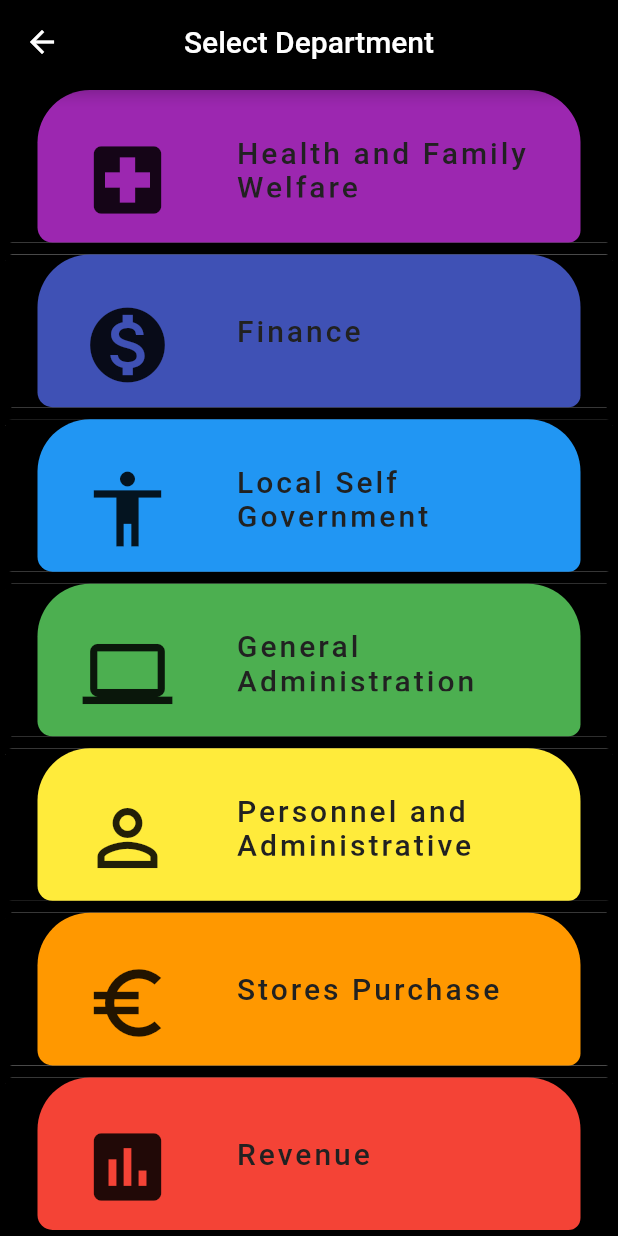
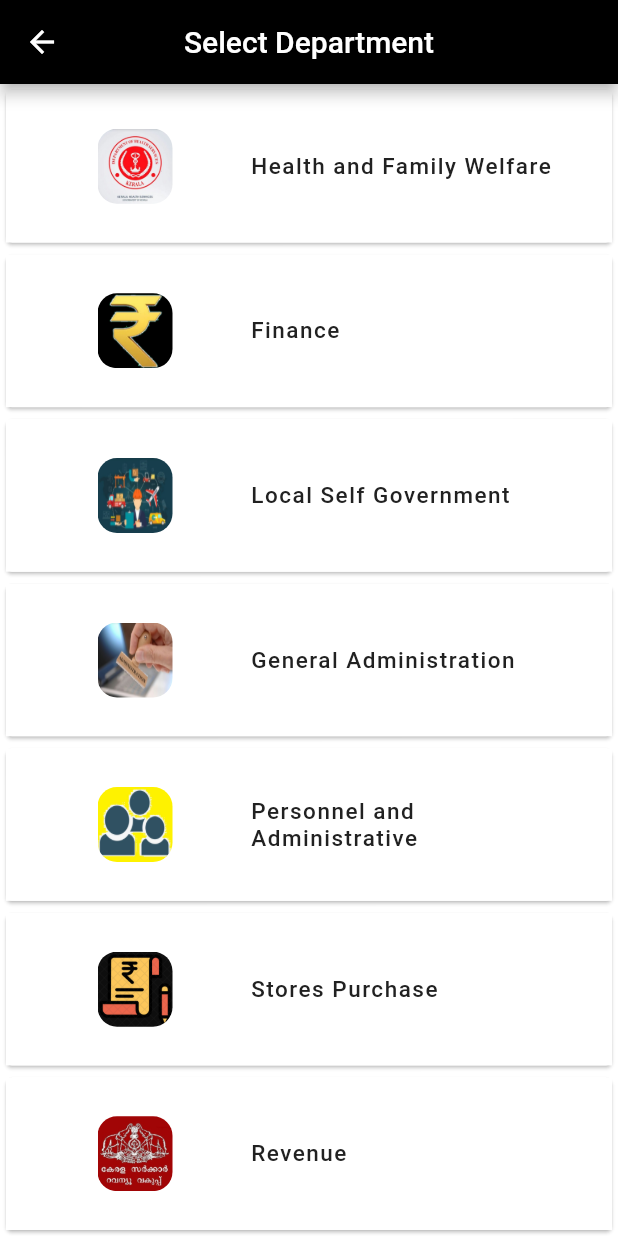
Before and after one commit to Corruption13/GovOrders, a Flutter app: the screen it shows after launch, after a tap on "Government Orders", on a phone screen of 412 x 824 dp. Run offline on Flutter 3.47's test engine with Material 2 defaults, Android fonts, the light colour scheme and no system bars; our stand-ins replace flutter_spinkit; missing offline and left inert: beautifulsoup; network calls fail.

Commit message:
Suggested Changes

```diff
--- a/lib/base.dart
+++ b/lib/base.dart
@@ -13,7 +13,7 @@ class Base extends StatelessWidget {
           child: Column(
             children: [
               Expanded(
-                flex: 9,
+                flex: 11,
                 child: Column(
                   crossAxisAlignment: CrossAxisAlignment.center,
                   mainAxisAlignment: MainAxisAlignment.center,
@@ -34,6 +34,7 @@ class Base extends StatelessWidget {
                                     child: Center(
                                         child:
                                               Text("Government Orders",
+                                              textScaleFactor: 1.0,
                                               style: TextStyle(
                                                 color: Colors.white,
                                               ),)
@@ -42,9 +43,9 @@ class Base extends StatelessWidget {
                                     )),
                               ),
                             ),
-                            SizedBox(height: 20,),
+                            SizedBox(height: 15,),
                             MaterialButton(
-                              onPressed: (){print("Coming soon");},
+                              onPressed: (){Navigator.pushNamed(context, "/search") ;},
                               child: Container(
                                 color: Colors.grey[900],
                                 child: SizedBox(
@@ -74,7 +75,7 @@ class Base extends StatelessWidget {
 
               Expanded(
 
-                  flex: 1,
+                  flex: 2,
                   child:
 
 
@@ -93,8 +94,9 @@ class Base extends StatelessWidget {
 
                           }
                       ),
-                      SizedBox(height: 42,),
-                      Row(
+                      SizedBox(height: 20,),
+                      Align(
+                        child: Row(
                           mainAxisAlignment: MainAxisAlignment.center,
                           children: [
                             GestureDetector(
@@ -124,6 +126,7 @@ class Base extends StatelessWidget {
                                 }
                             ),
                           ],
+                        ),
                       ),
                     ],
                   )
--- a/lib/main.dart
+++ b/lib/main.dart
@@ -2,6 +2,7 @@ import 'package:flutter/material.dart';
 import 'orderlist.dart';
 import 'menu.dart';
 import 'base.dart';
+import 'search.dart';
 
 import 'loading.dart';
 
@@ -11,6 +12,7 @@ void main() => runApp(MaterialApp(
         routes: {
           "/": (context) => Base(),
           "/menu": (context) => Menu(),
+          "/search": (context) => Search(),
           "/loading": (context) => Loading(),
           "/orderlist": (context) => OrderList(),     // Home is actually order.list -> List view
         },
--- a/lib/menu.dart
+++ b/lib/menu.dart
@@ -17,18 +17,18 @@ class _MenuState extends State<Menu> {
         backgroundColor: Colors.black,
       ),
       body: Container(
-        color: Colors.black,
+        color: Colors.white,
         child: Container(
 
           child: Column(
             children: [
-              department(context, "Health and Family Welfare", "placeholder.png", Colors.purple, Icons.local_hospital),
-              department(context, "Finance", "placeholder.png", Colors.indigo, Icons.monetization_on),
-              department(context, "Local Self Government", "placeholder.png", Colors.blue, Icons.accessibility),
-              department(context, "General Administration", "placeholder.png", Colors.green, Icons.laptop),
-              department(context, "Personnel and Administrative", "placeholder.png", Colors.yellow, Icons.person_outline),
-              department(context, "Stores Purchase", "placeholder.png", Colors.orange, Icons.euro_symbol),
-              department(context, "Revenue", "placeholder.png", Colors.red, Icons.assessment),
+              department(context, "Health and Family Welfare", "assets/department/health.jpeg", Colors.purple, Icons.local_hospital),
+              department(context, "Finance", "assets/department/finance.jpeg", Colors.indigo, Icons.monetization_on),
+              department(context, "Local Self Government", "assets/department/lsgd.jpeg", Colors.blue, Icons.accessibility),
+              department(context, "General Administration", "assets/department/general.jpeg", Colors.green, Icons.laptop),
+              department(context, "Personnel and Administrative", "assets/department/personnel.jpeg", Colors.yellow, Icons.person_outline),
+              department(context, "Stores Purchase", "assets/department/bill.png", Colors.orange, Icons.euro_symbol),
+              department(context, "Revenue", "assets/department/revenue.jpg", Colors.red, Icons.assessment),
             ],
 
           ),
@@ -47,37 +47,56 @@ Widget department(BuildContext context, String deptID, String img, MaterialColor
         child: Expanded(
           child: Card(
               child: Container(
-                color: Colors.black,
+                color: Colors.white,
                 child: FlatButton(
                   onPressed: (){Navigator.pushNamed(context, "/loading", arguments: {"Dept": deptID, "page": "1"}) ;},
                   child: Container(
                       decoration: BoxDecoration(
-                          color: color,
+                          color: Colors.white,
                           borderRadius: BorderRadius.only(
-                              topLeft:  Radius.circular(35.0),
-                              topRight:  Radius.circular(35.0),
-                              bottomLeft: Radius.circular(10.0),
-                              bottomRight: Radius.circular(8.0)
+                              topLeft:  Radius.circular(15.0),
+                              topRight:  Radius.circular(15.0),
+                              bottomLeft: Radius.circular(15.0),
+                              bottomRight: Radius.circular(15.0)
                           )
                       ),
-                      padding: const EdgeInsets.all(30.0),
-                      margin: const EdgeInsets.fromLTRB(5.0, 0.0, 5.0, 0.0),
+                      margin: const EdgeInsets.fromLTRB(10.0, 0.0, 10.0, 0.0),
                       child: Row(
                         children: <Widget>[
 
-                          Icon(
-                            icon,
-                            size: 60,
+                          Padding(
+                            padding: const EdgeInsets.only(left: 25.0, ),
+                            //child: Icon(
+                              //icon,
+                            //  size: 45,
+                           // ),
+                            child: Padding(
+                              padding:  EdgeInsets.all(10.0),
+                              child:ClipRRect(
+                                borderRadius: BorderRadius.circular(13.0),
+                                child: Image.asset(
+                                  img,
+                                  width: 50.0,
+                                  height: 50.0,
+                                  fit: BoxFit.fill,
+                                ),
+                              ),
+                            )
+
                           ),
                           SizedBox(width: 42,),
                           Flexible(
-                              child: Text(
-                                deptID,
-                                style: TextStyle(
 
-                                    color: Colors.grey[900],
-                                    fontSize: 20.0,
-                                    letterSpacing: 2.0
+                              child: Container(
+                                child: Text(
+                                  deptID,
+                                  textScaleFactor: 1.0,
+                                  style: TextStyle(
+
+                                      color: Colors.grey[900],
+                                      fontSize: 15.0,
+                                      letterSpacing: 1.0
+                                  ),
                                 ),
                               ),
 
--- a/pubspec.yaml
+++ b/pubspec.yaml
@@ -53,6 +53,7 @@ flutter:
   # To add assets to your application, add an assets section, like this:
   assets:
   - assets/
+  - assets/department/
   #   - images/a_dot_ham.jpeg
 
   # An image asset can refer to one or more resolution-specific "variants", see
```
Also changed, not shown: lib/orderlist.dart (+20 -13 lines), lib/search.dart (added, +85 -0 lines), assets/department/bill.png (added), assets/department/finance.jpeg (added), assets/department/general.jpeg (added), assets/department/health.jpeg (added), assets/department/lsgd.jpeg (added), assets/department/personnel.jpeg (added), assets/department/revenue.jpg (added). Lines whose indentation alone changed are shown as unchanged.
